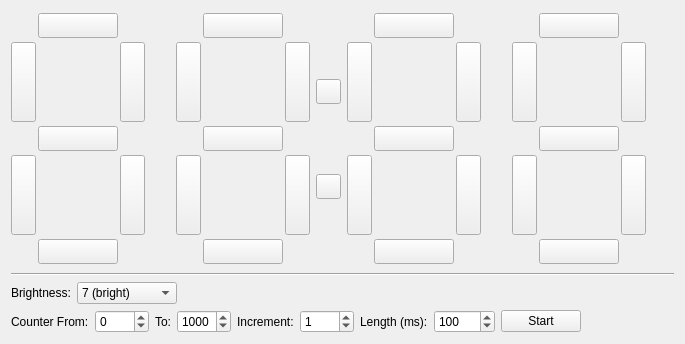
Before: the Qt Designer form src/brickv/plugin_system/plugins/segment_display_4x7/ui/segment_display_4x7.ui in Tinkerforge/brickv, drawn with Qt 5.
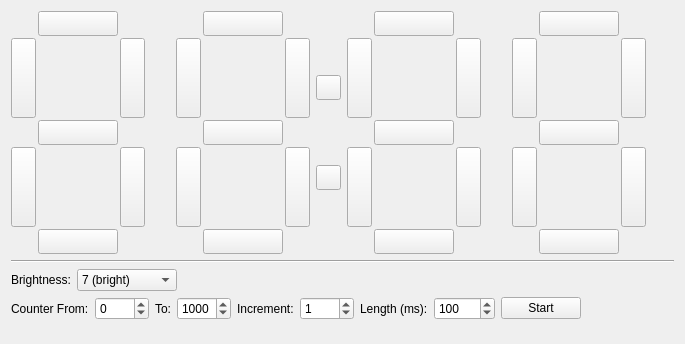
After: the same form once the commit is applied.

Commit message: Set size hint height for bottom most spacer items to 0

```diff
--- a/src/brickv/plugin_system/plugins/segment_display_4x7/ui/segment_display_4x7.ui
+++ b/src/brickv/plugin_system/plugins/segment_display_4x7/ui/segment_display_4x7.ui
@@ -1072,6 +1072,19 @@
      </item>
     </layout>
    </item>
+   <item>
+    <spacer name="verticalSpacer">
+     <property name="orientation">
+      <enum>Qt::Vertical</enum>
+     </property>
+     <property name="sizeHint" stdset="0">
+      <size>
+       <width>20</width>
+       <height>0</height>
+      </size>
+     </property>
+    </spacer>
+   </item>
   </layout>
  </widget>
  <resources/>
```
The commit also changes 16 other files.
